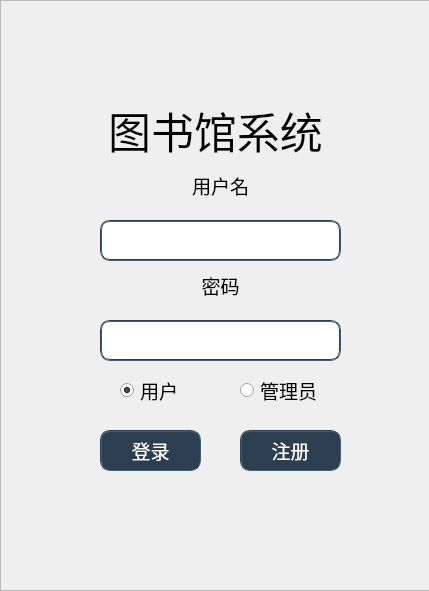
Above: abc/login.ui from BookMangeTeam/bookmanage before the change. Below: the same form after it.
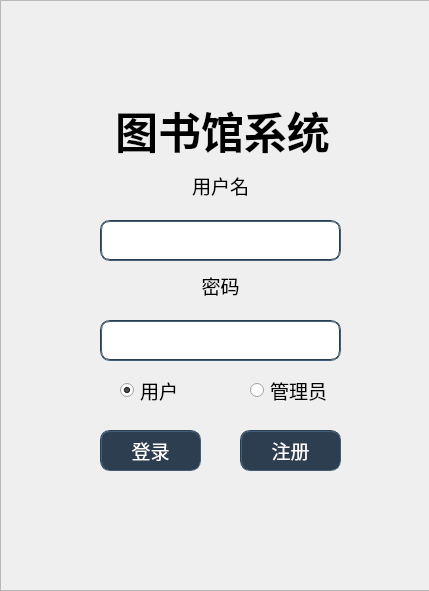
That is the form after the change. Icons and pictures are not drawn.

Diff of the .ui file:
```diff
--- a/abc/login.ui
+++ b/abc/login.ui
@@ -45,7 +45,7 @@
    <widget class="QLabel" name="title">
     <property name="geometry">
      <rect>
-      <x>80</x>
+      <x>87</x>
       <y>100</y>
       <width>271</width>
       <height>61</height>
@@ -55,8 +55,8 @@
      <font>
       <family>等线</family>
       <pointsize>32</pointsize>
-      <weight>50</weight>
-      <bold>false</bold>
+      <weight>75</weight>
+      <bold>true</bold>
      </font>
     </property>
     <property name="autoFillBackground">
@@ -188,7 +188,7 @@
    <widget class="QRadioButton" name="administrator_option">
     <property name="geometry">
      <rect>
-      <x>240</x>
+      <x>250</x>
       <y>380</y>
       <width>91</width>
       <height>21</height>
```
